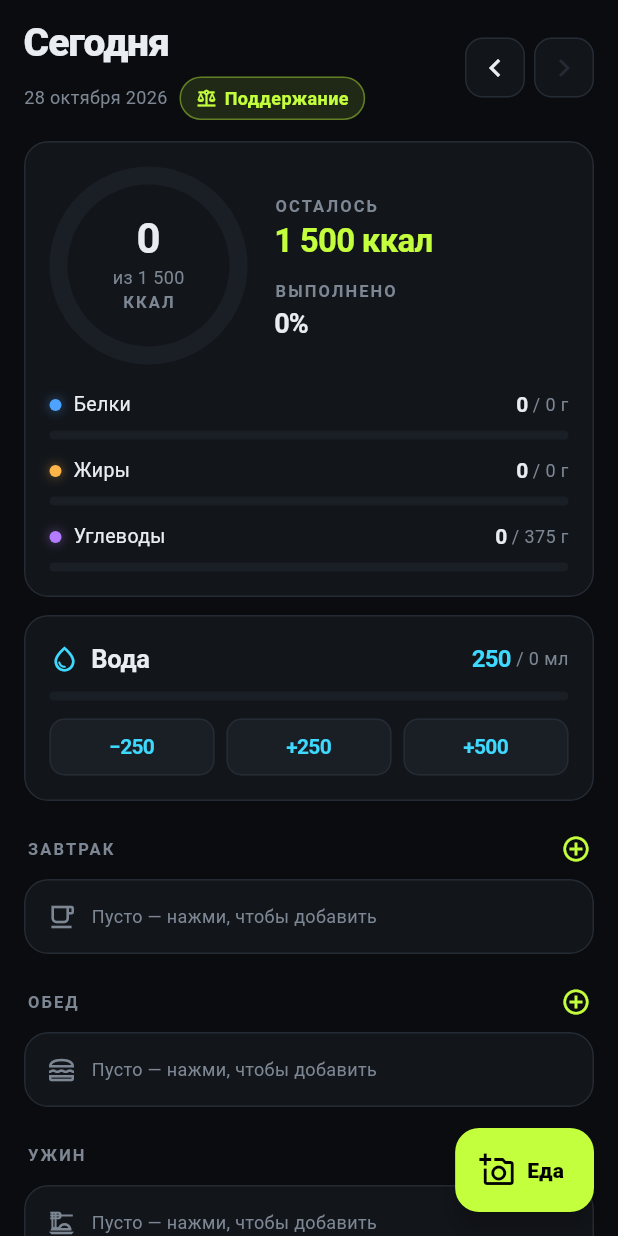
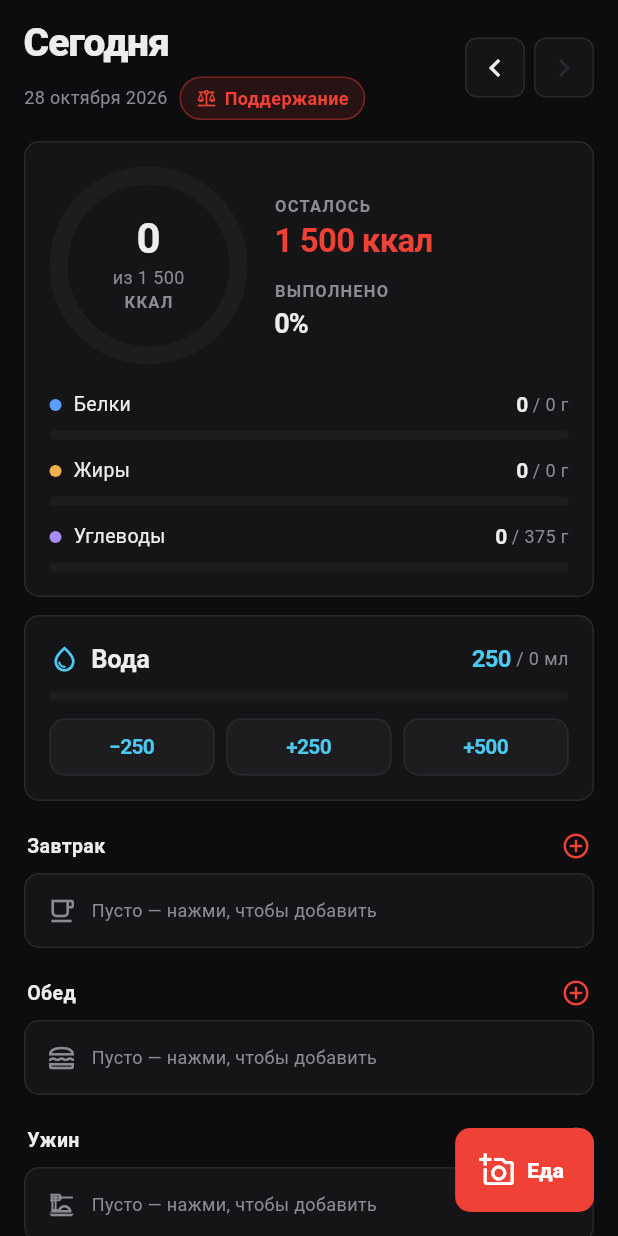
Before and after one commit to Wateroflord/kbju-tracker, a Flutter app: the DayView screen opened directly, after a tap on the "chevron left" icon, after a tap on the "chevron right" icon, after a tap on "+250", on a phone screen of 412 x 824 dp. Run offline on Flutter 3.47's test engine with Material 3 defaults, Android fonts, the phone set to English and light mode, and no system bars; our stand-ins replace image_picker; accounts and stored records are empty.

Commit message:
Restyle: dark flat UI with single red accent
Co-Authored-By: Claude Opus 5.5 <noreply@anthropic.com>
Claude-Session: https://claude.ai/code/session_01KHEU6kK8fjsCLfDHdCFbgs

```diff
--- a/lib/screens/add_food_screen.dart
+++ b/lib/screens/add_food_screen.dart
@@ -362,7 +362,7 @@ class _AddFoodScreenState extends State<AddFoodScreen> {
     return Stack(
       children: [
         ClipRRect(
-          borderRadius: BorderRadius.circular(16),
+          borderRadius: BorderRadius.circular(10),
           child: Image.memory(image!, height: 220, width: double.infinity, fit: BoxFit.cover),
         ),
         Positioned(
@@ -406,7 +406,7 @@ class _AddFoodScreenState extends State<AddFoodScreen> {
               height: 52,
               decoration: BoxDecoration(
                 color: AppColors.accent.withValues(alpha: 0.12),
-                borderRadius: BorderRadius.circular(14),
+                borderRadius: BorderRadius.circular(8),
                 border: Border.all(color: AppColors.accent.withValues(alpha: 0.4)),
               ),
               child: Icon(icon, color: AppColors.accent, size: 26),
--- a/lib/screens/calendar_screen.dart
+++ b/lib/screens/calendar_screen.dart
@@ -271,7 +271,7 @@ class _DayCell extends StatelessWidget {
         duration: const Duration(milliseconds: 150),
         decoration: BoxDecoration(
           color: isSelected ? AppColors.accent.withValues(alpha: 0.14) : AppColors.surface2,
-          borderRadius: BorderRadius.circular(10),
+          borderRadius: BorderRadius.circular(6),
           border: Border.all(
             color: isSelected
                 ? AppColors.accent
@@ -296,9 +296,6 @@ class _DayCell extends StatelessWidget {
               decoration: BoxDecoration(
                 color: status == DayStatus.none ? Colors.transparent : sc,
                 borderRadius: BorderRadius.circular(2),
-                boxShadow: status == DayStatus.none
-                    ? null
-                    : [BoxShadow(color: sc.withValues(alpha: 0.6), blurRadius: 5)],
               ),
             ),
           ],
--- a/lib/screens/day_view.dart
+++ b/lib/screens/day_view.dart
@@ -54,8 +54,9 @@ class _DayViewState extends State<DayView> {
       floatingActionButton: FloatingActionButton.extended(
         heroTag: 'add_$key${widget.isRoot}',
         backgroundColor: AppColors.accent,
-        foregroundColor: Colors.black,
-        shape: RoundedRectangleBorder(borderRadius: BorderRadius.circular(16)),
+        foregroundColor: Colors.white,
+        elevation: 0,
+        shape: RoundedRectangleBorder(borderRadius: BorderRadius.circular(10)),
         onPressed: () => _openAdd(null),
         icon: const Icon(Icons.add_a_photo_outlined),
         label: const Text('Еда', style: TextStyle(fontWeight: FontWeight.w800)),
@@ -111,15 +112,15 @@ class _DayViewState extends State<DayView> {
 
   Widget _navBtn(IconData icon, VoidCallback? onTap) => Material(
         color: AppColors.surface,
-        borderRadius: BorderRadius.circular(12),
+        borderRadius: BorderRadius.circular(8),
         child: InkWell(
-          borderRadius: BorderRadius.circular(12),
+          borderRadius: BorderRadius.circular(8),
           onTap: onTap,
           child: Container(
             width: 40,
             height: 40,
             decoration: BoxDecoration(
-              borderRadius: BorderRadius.circular(12),
+              borderRadius: BorderRadius.circular(8),
               border: Border.all(color: AppColors.border),
             ),
             child: Icon(icon, color: onTap == null ? AppColors.border : AppColors.text),
--- a/lib/screens/home_shell.dart
+++ b/lib/screens/home_shell.dart
@@ -83,23 +83,23 @@ class _NavItem extends StatelessWidget {
       mainAxisAlignment: MainAxisAlignment.center,
       children: [
         AnimatedContainer(
-          duration: const Duration(milliseconds: 200),
-          width: selected ? 22 : 0,
-          height: 3,
-          margin: const EdgeInsets.only(bottom: 7),
+          duration: const Duration(milliseconds: 180),
+          width: 52,
+          height: 28,
           decoration: BoxDecoration(
-            color: AppColors.accent,
-            borderRadius: BorderRadius.circular(3),
-            boxShadow: selected
-                ? [BoxShadow(color: AppColors.accent.withValues(alpha: 0.7), blurRadius: 8)]
-                : null,
+            color: selected ? AppColors.accent.withValues(alpha: 0.16) : Colors.transparent,
+            borderRadius: BorderRadius.circular(8),
           ),
+          child: Icon(icon, color: c, size: 21),
         ),
-        Icon(icon, color: c, size: 23),
-        const SizedBox(height: 3),
+        const SizedBox(height: 4),
         Text(
           label,
-          style: TextStyle(color: c, fontSize: 11, fontWeight: selected ? FontWeight.w700 : FontWeight.w500),
+          style: TextStyle(
+            color: selected ? AppColors.text : AppColors.muted,
+            fontSize: 11,
+            fontWeight: selected ? FontWeight.w600 : FontWeight.w500,
+          ),
         ),
       ],
     );
--- a/lib/screens/onboarding_screen.dart
+++ b/lib/screens/onboarding_screen.dart
@@ -24,10 +24,9 @@ class OnboardingScreen extends StatelessWidget {
                   height: 44,
                   decoration: BoxDecoration(
                     color: AppColors.accent,
-                    borderRadius: BorderRadius.circular(12),
-                    boxShadow: [BoxShadow(color: AppColors.accent.withValues(alpha: 0.45), blurRadius: 18)],
+                    borderRadius: BorderRadius.circular(10),
                   ),
-                  child: const Icon(Icons.bolt, color: Colors.black, size: 28),
+                  child: const Icon(Icons.bolt, color: Colors.white, size: 28),
                 ),
                 const SizedBox(width: 12),
                 const Text('КБЖУ Трекер', style: Txt.h1),
--- a/lib/screens/profile_screen.dart
+++ b/lib/screens/profile_screen.dart
@@ -193,7 +193,7 @@ class _DataCard extends StatelessWidget {
       context: context,
       builder: (ctx) => AlertDialog(
         backgroundColor: AppColors.surface,
-        shape: RoundedRectangleBorder(borderRadius: BorderRadius.circular(16)),
+        shape: RoundedRectangleBorder(borderRadius: BorderRadius.circular(12)),
         title: const Text('Восстановить из копии', style: Txt.h2),
         content: TextField(
           controller: ctrl,
--- a/lib/screens/progress_screen.dart
+++ b/lib/screens/progress_screen.dart
@@ -132,7 +132,7 @@ class _ProgressScreenState extends State<ProgressScreen> {
               alignment: Alignment.center,
               decoration: BoxDecoration(
                 color: AppColors.surface2,
-                borderRadius: BorderRadius.circular(12),
+                borderRadius: BorderRadius.circular(8),
               ),
               child: const Text(
                 'Записывай вес хотя бы раз в неделю —\nздесь появится график',
@@ -216,7 +216,7 @@ class _ProgressScreenState extends State<ProgressScreen> {
       builder: (ctx) => StatefulBuilder(
         builder: (ctx, setD) => AlertDialog(
           backgroundColor: AppColors.surface,
-          shape: RoundedRectangleBorder(borderRadius: BorderRadius.circular(16)),
+          shape: RoundedRectangleBorder(borderRadius: BorderRadius.circular(12)),
           title: const Text('Записать вес', style: Txt.h2),
           content: Column(
             mainAxisSize: MainAxisSize.min,
--- a/lib/theme.dart
+++ b/lib/theme.dart
@@ -4,26 +4,27 @@ import 'package:flutter/material.dart';
 
 import 'models.dart';
 
-/// Палитра: Dark Gaming SaaS — графит + неоновые акценты.
+/// Палитра: тёмный плоский интерфейс (как игровое меню настроек) —
+/// почти чёрный фон, графитовые панели и один красный акцент.
 class AppColors {
-  static const bg = Color(0xFF0A0C0F);
-  static const surface = Color(0xFF12151A);
-  static const surface2 = Color(0xFF1A1E25);
-  static const border = Color(0xFF252B34);
-  static const text = Color(0xFFE9EDF2);
-  static const muted = Color(0xFF7D8794);
+  static const bg = Color(0xFF0D0D0F);
+  static const surface = Color(0xFF151517);
+  static const surface2 = Color(0xFF1D1D20);
+  static const border = Color(0xFF29292D);
+  static const text = Color(0xFFEDEDEF);
+  static const muted = Color(0xFF8B8B93);
 
-  static const accent = Color(0xFFC4FF3D); // неоновый лайм
-  static const accent2 = Color(0xFF7C5CFF); // электрик-фиолетовый
+  static const accent = Color(0xFFEF4136); // красный акцент
+  static const accent2 = Color(0xFFD4D4D8); // светло-серый для второстепенного
 
-  static const protein = Color(0xFF4DA3FF);
-  static const fat = Color(0xFFFFB547);
-  static const carbs = Color(0xFFB57BFF);
-  static const water = Color(0xFF3DD9FF);
+  static const protein = Color(0xFF5B9DFF);
+  static const fat = Color(0xFFF2B14C);
+  static const carbs = Color(0xFFA78BFA);
+  static const water = Color(0xFF4CC9F0);
 
-  static const good = Color(0xFF3DFFA2);
-  static const under = Color(0xFFFFC14D);
-  static const over = Color(0xFFFF4D6A);
+  static const good = Color(0xFF3DD68C);
+  static const under = Color(0xFFF2B14C);
+  static const over = Color(0xFFFF5C7A);
 
   static Color status(DayStatus s) => switch (s) {
         DayStatus.good => good,
@@ -48,9 +49,16 @@ class Txt {
 
   static const label = TextStyle(
     fontSize: 11,
-    fontWeight: FontWeight.w700,
-    letterSpacing: 1.4,
+    fontWeight: FontWeight.w600,
+    letterSpacing: 0.8,
     color: AppColors.muted,
+  );
+
+  /// Заголовок блока, как «Auto Ursa Settings» в референсе.
+  static const section = TextStyle(
+    fontSize: 13,
+    fontWeight: FontWeight.w600,
+    color: AppColors.text,
   );
 
   static const h1 = TextStyle(
@@ -78,7 +86,7 @@ ThemeData buildTheme() {
     scaffoldBackgroundColor: AppColors.bg,
     colorScheme: const ColorScheme.dark(
       primary: AppColors.accent,
-      onPrimary: Colors.black,
+      onPrimary: Colors.white,
       secondary: AppColors.accent2,
       onSecondary: Colors.white,
       surface: AppColors.surface,
@@ -93,12 +101,21 @@ ThemeData buildTheme() {
       cursorColor: AppColors.accent,
       selectionHandleColor: AppColors.accent,
     ),
+    switchTheme: SwitchThemeData(
+      thumbColor: WidgetStateProperty.resolveWith(
+          (s) => s.contains(WidgetState.selected) ? Colors.white : AppColors.muted),
+      trackColor: WidgetStateProperty.resolveWith(
+          (s) => s.contains(WidgetState.selected) ? AppColors.accent : AppColors.surface2),
+      trackOutlineColor: WidgetStateProperty.resolveWith(
+          (s) => s.contains(WidgetState.selected) ? AppColors.accent : AppColors.border),
+    ),
+    dividerColor: AppColors.border,
   );
 }
 
 InputDecoration fieldDeco(String label, {String? suffix, String? hint}) {
   OutlineInputBorder b(Color c, [double w = 1]) => OutlineInputBorder(
-        borderRadius: BorderRadius.circular(10),
+        borderRadius: BorderRadius.circular(8),
         borderSide: BorderSide(color: c, width: w),
       );
   return InputDecoration(
--- a/lib/widgets/common.dart
+++ b/lib/widgets/common.dart
@@ -23,7 +23,7 @@ class AppCard extends StatelessWidget {
 
   @override
   Widget build(BuildContext context) {
-    final radius = BorderRadius.circular(16);
+    final radius = BorderRadius.circular(10);
     return Material(
       color: color ?? AppColors.surface,
       borderRadius: radius,
@@ -51,10 +51,10 @@ class SectionLabel extends StatelessWidget {
   @override
   Widget build(BuildContext context) {
     return Padding(
-      padding: const EdgeInsets.fromLTRB(2, 22, 2, 10),
+      padding: const EdgeInsets.fromLTRB(2, 20, 2, 8),
       child: Row(
         children: [
-          Text(text.toUpperCase(), style: Txt.label),
+          Text(text, style: Txt.section),
           const Spacer(),
           if (trailing != null) trailing!,
         ],
@@ -75,7 +75,6 @@ class Dot extends StatelessWidget {
         decoration: BoxDecoration(
           color: color,
           shape: BoxShape.circle,
-          boxShadow: [BoxShadow(color: color.withValues(alpha: 0.5), blurRadius: 6)],
         ),
       );
 }
@@ -118,7 +117,6 @@ class ProgressLine extends StatelessWidget {
             decoration: BoxDecoration(
               color: c,
               borderRadius: BorderRadius.circular(height),
-              boxShadow: [BoxShadow(color: c.withValues(alpha: 0.45), blurRadius: 8)],
             ),
           ),
         ],
@@ -189,13 +187,6 @@ class RingPainter extends CustomPainter {
     final main = p.clamp(0.0, 1.0);
     if (main > 0) {
       final sweep = 2 * math.pi * main;
-      final glow = Paint()
-        ..style = PaintingStyle.stroke
-        ..strokeWidth = stroke
-        ..strokeCap = StrokeCap.round
-        ..color = color.withValues(alpha: 0.35)
-        ..maskFilter = const MaskFilter.blur(BlurStyle.normal, 8);
-      canvas.drawArc(rect, -math.pi / 2, sweep, false, glow);
       final arc = Paint()
         ..style = PaintingStyle.stroke
         ..strokeWidth = stroke
@@ -206,9 +197,9 @@ class RingPainter extends CustomPainter {
     if (p > 1) {
       final over = Paint()
         ..style = PaintingStyle.stroke
-        ..strokeWidth = stroke * 0.55
+        ..strokeWidth = stroke * 0.45
         ..strokeCap = StrokeCap.round
-        ..color = AppColors.over;
+        ..color = Colors.white;
       canvas.drawArc(rect, -math.pi / 2, 2 * math.pi * (p - 1).clamp(0.0, 1.0), false, over);
     }
   }
@@ -238,7 +229,7 @@ class Segmented<V> extends StatelessWidget {
       padding: const EdgeInsets.all(3),
       decoration: BoxDecoration(
         color: AppColors.surface2,
-        borderRadius: BorderRadius.circular(12),
+        borderRadius: BorderRadius.circular(8),
         border: Border.all(color: AppColors.border),
       ),
       child: Row(
@@ -254,7 +245,7 @@ class Segmented<V> extends StatelessWidget {
                   alignment: Alignment.center,
                   decoration: BoxDecoration(
                     color: v == selected ? AppColors.accent : Colors.transparent,
-                    borderRadius: BorderRadius.circular(9),
+                    borderRadius: BorderRadius.circular(6),
                   ),
                   child: Text(
                     label(v),
@@ -263,7 +254,7 @@ class Segmented<V> extends StatelessWidget {
                     style: TextStyle(
                       fontSize: 13,
                       fontWeight: FontWeight.w700,
-                      color: v == selected ? Colors.black : AppColors.muted,
+                      color: v == selected ? Colors.white : AppColors.muted,
                     ),
                   ),
                 ),
@@ -291,10 +282,10 @@ class PrimaryButton extends StatelessWidget {
       child: FilledButton(
         style: FilledButton.styleFrom(
           backgroundColor: AppColors.accent,
-          foregroundColor: Colors.black,
+          foregroundColor: Colors.white,
           disabledBackgroundColor: AppColors.surface2,
           disabledForegroundColor: AppColors.muted,
-          shape: RoundedRectangleBorder(borderRadius: BorderRadius.circular(12)),
+          shape: RoundedRectangleBorder(borderRadius: BorderRadius.circular(8)),
           textStyle: const TextStyle(fontWeight: FontWeight.w800, fontSize: 15),
         ),
         onPressed: loading ? null : onPressed,
@@ -334,7 +325,7 @@ class GhostButton extends StatelessWidget {
           foregroundColor: color,
           side: const BorderSide(color: AppColors.border),
           backgroundColor: AppColors.surface2,
-          shape: RoundedRectangleBorder(borderRadius: BorderRadius.circular(12)),
+          shape: RoundedRectangleBorder(borderRadius: BorderRadius.circular(8)),
           textStyle: const TextStyle(fontWeight: FontWeight.w700, fontSize: 14),
           padding: const EdgeInsets.symmetric(horizontal: 14),
         ),
@@ -365,7 +356,7 @@ class StatTile extends StatelessWidget {
       padding: const EdgeInsets.all(12),
       decoration: BoxDecoration(
         color: AppColors.surface2,
-        borderRadius: BorderRadius.circular(12),
+        borderRadius: BorderRadius.circular(8),
         border: Border.all(color: AppColors.border),
       ),
       child: Column(
@@ -439,7 +430,7 @@ class OptionTile extends StatelessWidget {
       child: AppCard(
         onTap: onTap,
         padding: const EdgeInsets.symmetric(horizontal: 14, vertical: 12),
-        color: selected ? AppColors.accent.withValues(alpha: 0.07) : AppColors.surface,
+        color: selected ? AppColors.accent.withValues(alpha: 0.08) : AppColors.surface,
         borderColor: selected ? AppColors.accent : AppColors.border,
         child: Row(
           children: [
@@ -451,7 +442,7 @@ class OptionTile extends StatelessWidget {
                   color: selected ? AppColors.accent : AppColors.surface2,
                   borderRadius: BorderRadius.circular(10),
                 ),
-                child: Icon(icon, size: 20, color: selected ? Colors.black : AppColors.muted),
+                child: Icon(icon, size: 20, color: selected ? Colors.white : AppColors.muted),
               ),
               const SizedBox(width: 12),
             ],
@@ -515,7 +506,7 @@ void showToast(BuildContext context, String msg) {
       backgroundColor: AppColors.surface2,
       behavior: SnackBarBehavior.floating,
       shape: RoundedRectangleBorder(
-        borderRadius: BorderRadius.circular(12),
+        borderRadius: BorderRadius.circular(8),
         side: const BorderSide(color: AppColors.border),
       ),
     ));
@@ -526,7 +517,7 @@ Future<bool> confirm(BuildContext context, String title, String text, {String ok
     context: context,
     builder: (ctx) => AlertDialog(
       backgroundColor: AppColors.surface,
-      shape: RoundedRectangleBorder(borderRadius: BorderRadius.circular(16)),
+      shape: RoundedRectangleBorder(borderRadius: BorderRadius.circular(12)),
       title: Text(title, style: Txt.h2),
       content: Text(text, style: Txt.body),
       actions: [
--- a/lib/widgets/sheets.dart
+++ b/lib/widgets/sheets.dart
@@ -14,7 +14,7 @@ Future<T?> showAppSheet<T>(BuildContext context, Widget child) {
     useSafeArea: true,
     backgroundColor: AppColors.surface,
     shape: const RoundedRectangleBorder(
-      borderRadius: BorderRadius.vertical(top: Radius.circular(22)),
+      borderRadius: BorderRadius.vertical(top: Radius.circular(14)),
     ),
     builder: (ctx) => Padding(
       padding: EdgeInsets.only(bottom: MediaQuery.of(ctx).viewInsets.bottom),
@@ -142,7 +142,7 @@ class _EntryEditorState extends State<EntryEditor> {
           const SizedBox(height: 14),
           if (photo != null) ...[
             ClipRRect(
-              borderRadius: BorderRadius.circular(14),
+              borderRadius: BorderRadius.circular(8),
               child: Image.file(photo, height: 150, width: double.infinity, fit: BoxFit.cover),
             ),
             const SizedBox(height: 14),
--- a/pubspec.yaml
+++ b/pubspec.yaml
@@ -25,6 +25,6 @@ flutter_launcher_icons:
   android: true
   ios: false
   image_path: "assets/icon/icon.png"
-  adaptive_icon_background: "#0A0C0F"
+  adaptive_icon_background: "#0D0D0F"
   adaptive_icon_foreground: "assets/icon/icon_fg.png"
   min_sdk_android: 21
```
Also changed, not shown: lib/widgets/charts.dart (+1 -10 lines), assets/icon/icon.png, assets/icon/icon_fg.png.
